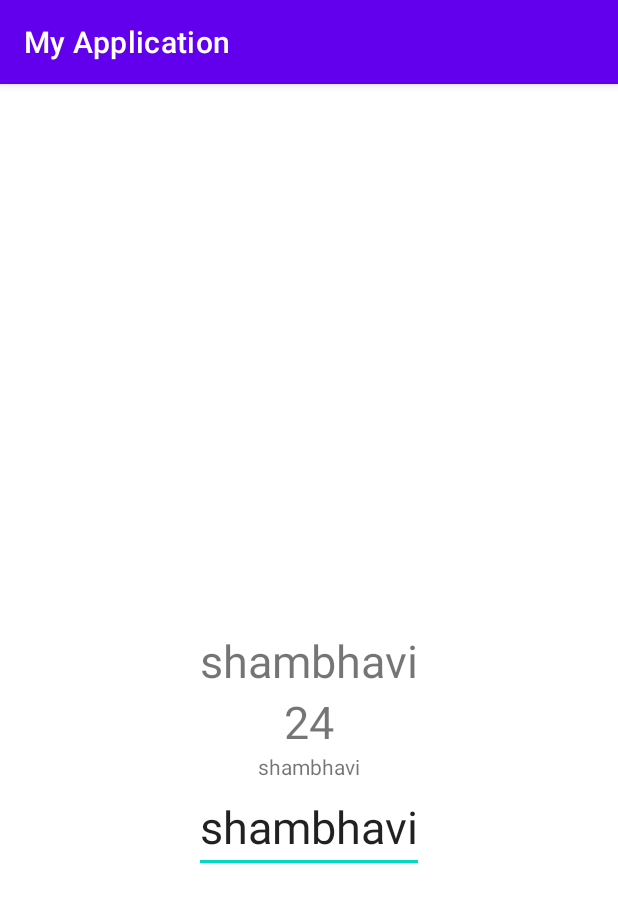
After one commit to shambhavi67t/DataBinding, an Android app: the DataBinding1 screen opened directly, with no data from a screen before it, on a phone screen of 412 x 824 dp. The commit adds this screen. Shown: the top 902 px of the screen. Run offline under Robolectric (Android 15) with nearby library versions, the phone set to English and light mode, and no system bars; our stand-ins replace data binding.

Commit message:
two way data binding

```diff
--- a/app/build.gradle
+++ b/app/build.gradle
@@ -40,4 +40,8 @@ dependencies {
     testImplementation 'junit:junit:4.+'
     androidTestImplementation 'androidx.test.ext:junit:1.1.2'
     androidTestImplementation 'androidx.test.espresso:espresso-core:3.3.0'
+    implementation "androidx.lifecycle:lifecycle-extensions:2.1.0"
+
+    implementation "android.arch.lifecycle:extensions:1.1.0"
+    implementation "android.arch.lifecycle:viewmodel:1.1.0"
 }
--- a/app/src/main/AndroidManifest.xml
+++ b/app/src/main/AndroidManifest.xml
@@ -9,12 +9,16 @@
         android:roundIcon="@mipmap/ic_launcher_round"
         android:supportsRtl="true"
         android:theme="@style/Theme.MyApplication">
+        <activity android:name=".DataBinding1">
+
+        </activity>
         <activity android:name=".MainActivity">
             <intent-filter>
                 <action android:name="android.intent.action.MAIN" />
 
                 <category android:name="android.intent.category.LAUNCHER" />
             </intent-filter>
+
         </activity>
     </application>
 
--- /dev/null
+++ b/app/src/main/java/com/example/myapplication/DataBinding1.java
@@ -0,0 +1,38 @@
+package com.example.myapplication;
+
+import androidx.appcompat.app.AppCompatActivity;
+import androidx.databinding.DataBindingUtil;
+import androidx.lifecycle.ViewModel;
+import androidx.lifecycle.ViewModelProvider;
+import androidx.lifecycle.ViewModelProviders;
+
+import android.os.Bundle;
+
+import com.example.myapplication.databinding.ActivityDataBinding1Binding;
+import com.example.myapplication.viewmodels.MainViewModel;
+
+import java.security.Provider;
+
+public class DataBinding1 extends AppCompatActivity {
+ private MainViewModel mainViewModel;
+ ActivityDataBinding1Binding activityDataBinding1Binding;
+
+  @Override
+  protected void onCreate(Bundle savedInstanceState) {
+    super.onCreate(savedInstanceState);
+   // setContentView(R.layout.activity_data_binding1);
+    activityDataBinding1Binding= DataBindingUtil.setContentView(this,R.layout.activity_data_binding1);
+
+    mainViewModel= ViewModelProviders.of(this).get(MainViewModel.class);
+
+    // one way
+    activityDataBinding1Binding.setUser(mainViewModel.getUser());
+
+    //for included layout
+//    activityDataBinding1Binding.includedLayout.age.setText("12");
+
+    activityDataBinding1Binding.setMainviewModel(mainViewModel);
+
+
+  }
+}
--- a/app/src/main/java/com/example/myapplication/MainActivity.java
+++ b/app/src/main/java/com/example/myapplication/MainActivity.java
@@ -27,8 +27,9 @@ ActivityMainBinding activityMainBinding;
 //
 //   3) activityMainBinding=ActivityMainBinding.inflate(getLayoutInflater(),viewgroup,false);
 //
-    activityMainBinding.setVariable(BR.name,"Shambhavi");
-    activityMainBinding.executePendingBindings();
+    activityMainBinding.setName("shambhavi");
+    activityMainBinding.setDataBindingInterface(this);
+
   }
 
   @Override
--- /dev/null
+++ b/app/src/main/java/com/example/myapplication/User.java
@@ -0,0 +1,32 @@
+package com.example.myapplication;
+
+import androidx.databinding.BaseObservable;
+import androidx.databinding.Bindable;
+
+public class User extends BaseObservable {
+  String name;
+  int age;
+
+  public User(String name, int age) {
+    this.name = name;
+    this.age = age;
+  }
+@Bindable
+  public String getName() {
+    return name;
+  }
+
+  public void setName(String name) {
+    this.name = name;
+    notifyPropertyChanged(BR.name);
+  }
+@Bindable
+  public int getAge() {
+    return age;
+  }
+
+  public void setAge(int age) {
+    this.age = age;
+    notifyPropertyChanged(BR.age);
+  }
+}
--- /dev/null
+++ b/app/src/main/java/com/example/myapplication/viewmodels/MainViewModel.java
@@ -0,0 +1,22 @@
+package com.example.myapplication.viewmodels;
+
+import android.app.Application;
+
+import androidx.annotation.NonNull;
+import androidx.lifecycle.AndroidViewModel;
+
+import com.example.myapplication.User;
+
+public class MainViewModel extends AndroidViewModel {
+  private User muser;
+
+  //android view model is used to pass contex
+  public MainViewModel(@NonNull Application application) {
+    super(application);
+    muser= new User("shambhavi",24);
+  }
+  public User getUser()
+  {
+    return this.muser;
+  }
+}
--- /dev/null
+++ b/app/src/main/res/layout/activity_data_binding1.xml
@@ -0,0 +1,67 @@
+<?xml version="1.0" encoding="utf-8"?>
+<layout
+    xmlns:bind="http://schemas.android.com/apk/res-auto"
+  >
+
+    <data>
+
+        <variable
+            name="user"
+            type="com.example.myapplication.User" />
+
+        <variable
+            name="mainviewModel"
+            type="com.example.myapplication.viewmodels.MainViewModel" />
+    </data>
+
+    <androidx.constraintlayout.widget.ConstraintLayout xmlns:android="http://schemas.android.com/apk/res/android"
+        xmlns:app="http://schemas.android.com/apk/res-auto"
+        xmlns:tools="http://schemas.android.com/tools"
+        android:layout_width="match_parent"
+        android:layout_height="match_parent"
+        tools:context=".DataBinding1">
+
+        <TextView
+            android:id="@+id/name"
+            android:layout_width="wrap_content"
+            android:layout_height="wrap_content"
+            android:text="@{mainviewModel.user.name}"
+            android:textSize="30dp"
+            app:layout_constraintLeft_toLeftOf="parent"
+            app:layout_constraintRight_toRightOf="parent"
+            app:layout_constraintTop_toTopOf="parent"
+            app:layout_constraintBottom_toBottomOf="parent"/>
+
+        <include
+            android:layout_width="wrap_content"
+            android:layout_height="wrap_content"
+            android:id="@+id/included_layout"
+            layout="@layout/lsyout_second"
+            bind:secondViewModel="@{mainviewModel}"
+            app:layout_constraintLeft_toLeftOf="@id/name"
+            app:layout_constraintRight_toRightOf="@id/name"
+            app:layout_constraintTop_toBottomOf="@id/name"
+           />
+
+
+        <TextView
+            android:id="@+id/myname"
+            android:layout_width="wrap_content"
+            android:layout_height="wrap_content"
+            android:text="@{user.name}"
+            app:layout_constraintLeft_toLeftOf="parent"
+            app:layout_constraintRight_toRightOf="parent"
+            app:layout_constraintTop_toBottomOf="@id/included_layout"/>
+        <EditText
+            android:id="@+id/edittext"
+            android:layout_width="wrap_content"
+            android:layout_height="wrap_content"
+            android:text="@={user.name}"
+            android:textSize="30dp"
+            app:layout_constraintTop_toBottomOf="@id/myname"
+            app:layout_constraintLeft_toLeftOf="parent"
+            app:layout_constraintRight_toRightOf="parent"/>
+
+
+    </androidx.constraintlayout.widget.ConstraintLayout>
+</layout>
--- /dev/null
+++ b/app/src/main/res/layout/lsyout_second.xml
@@ -0,0 +1,24 @@
+<?xml version="1.0" encoding="utf-8"?>
+<layout xmlns:android="http://schemas.android.com/apk/res/android"
+    xmlns:app="http://schemas.android.com/apk/res-auto">
+
+    <data>
+    <variable
+        name="secondViewModel"
+        type="com.example.myapplication.viewmodels.MainViewModel" />
+    </data>
+
+    <LinearLayout
+        android:layout_width="match_parent"
+        android:layout_height="match_parent">
+
+        <TextView
+            android:id="@+id/age"
+            android:layout_width="wrap_content"
+            android:layout_height="wrap_content"
+            android:text="@{String.valueOf(secondViewModel.user.age)}"
+            android:textSize="30dp"
+
+            />
+    </LinearLayout>
+</layout>
```
